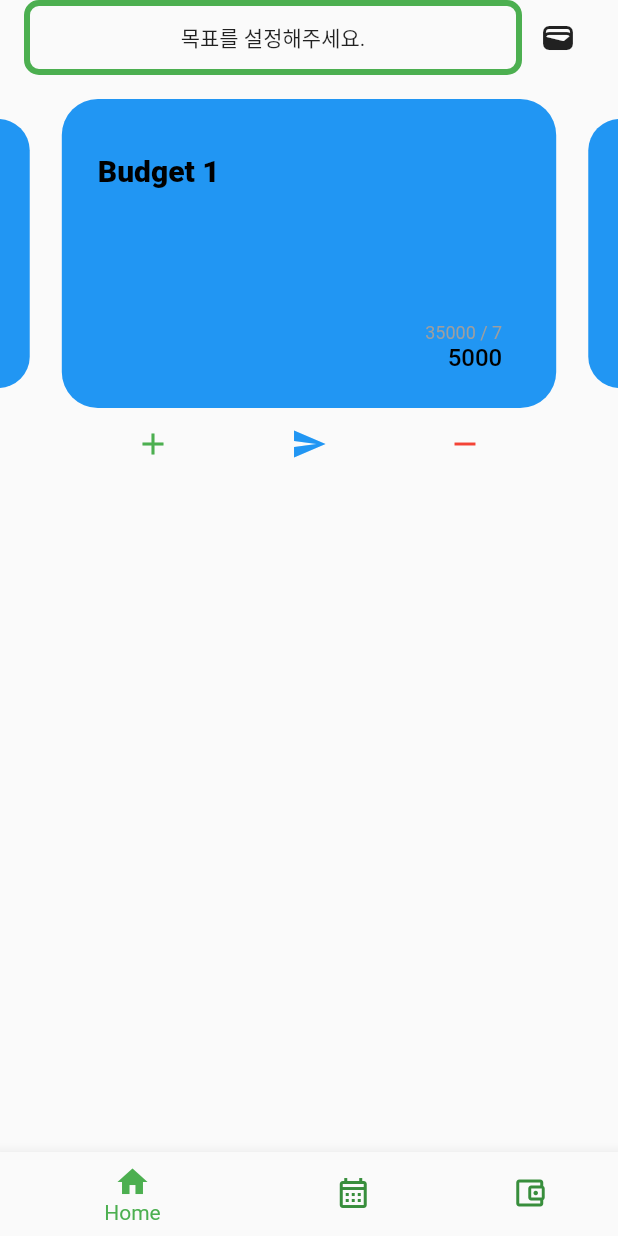
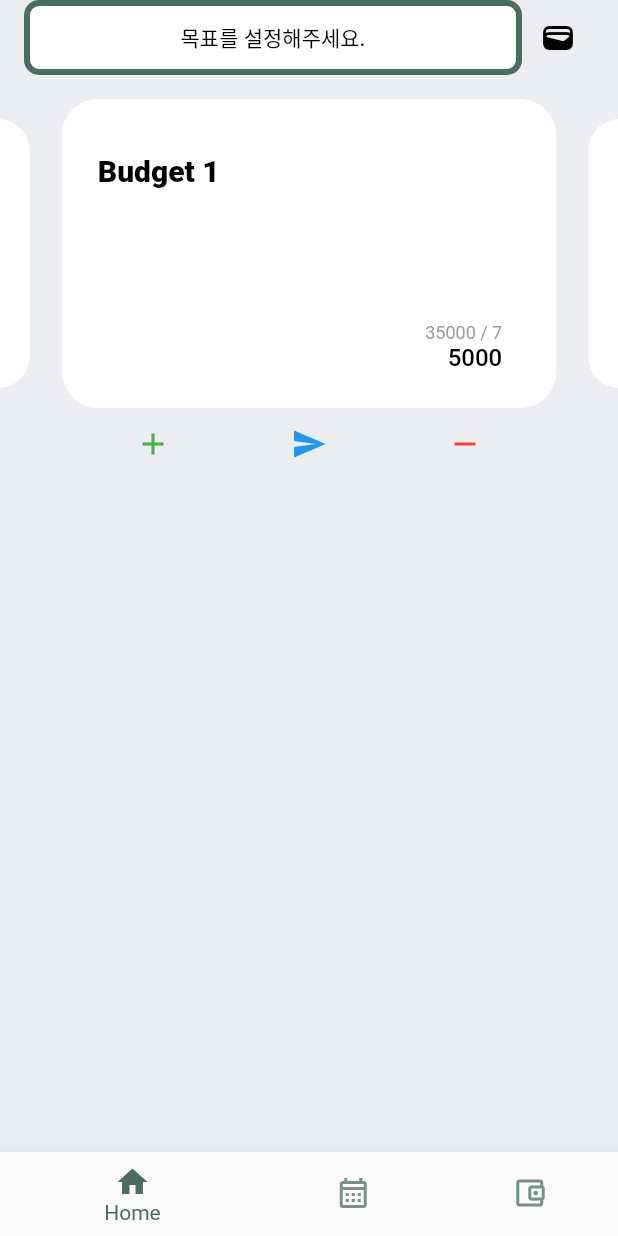
Before and after one commit to rookedsysc/pocket-lab, a Flutter app: the screen it shows after launch, on a phone screen of 412 x 824 dp. Run offline on Flutter 3.47's test engine with Material 2 defaults, Android fonts, the phone set to English and light mode, and no system bars; drawn by our look-alikes of carousel_slider; our stand-ins replace flutter_riverpod, go_router, isar, modal_bottom_sheet, table_calendar; missing offline and left inert: dart:ffi; accounts and stored records are empty; generated files the repository leaves out were written again.

Commit message:
feat : Theme Data 추가 및 적용(#10)

```diff
--- a/lib/calendar/component/month_header.dart
+++ b/lib/calendar/component/month_header.dart
@@ -16,9 +16,13 @@ class MonthHeader extends StatelessWidget {
               Text(
                 '지출 : 50000',
                 textAlign: TextAlign.start,
+                style: Theme.of(context).textTheme.bodyText1,
               ),
               Text(
-                '수입 : 40000', textAlign: TextAlign.start,),
+                '수입 : 40000',
+                textAlign: TextAlign.start,
+                style: Theme.of(context).textTheme.bodyText1,
+              ),
             ],
           ),
         ),
--- a/lib/calendar/component/month_pickcer.dart
+++ b/lib/calendar/component/month_pickcer.dart
@@ -99,7 +99,7 @@ class _MonthPickerState extends ConsumerState<MonthPicker>
     initRiverpod();
 
     return Material(
-      color: Theme.of(context).cardColor,
+      color: Theme.of(context).scaffoldBackgroundColor,
       child: Column(
         children: [
           Row(
--- a/lib/calendar/component/week_header.dart
+++ b/lib/calendar/component/week_header.dart
@@ -15,14 +15,14 @@ class WeekHeader extends StatelessWidget {
         width: 125.0,
         decoration: BoxDecoration(
           borderRadius: BorderRadius.circular(10.0),
-          color: Color.fromARGB(255, 32, 251, 145)
+          color: Theme.of(context).cardColor
         ),
 
         child: Column(
           mainAxisAlignment: MainAxisAlignment.spaceBetween,
           children: [
           Text(_indexToWeek(),
-            style: TextStyle(
+            style: Theme.of(context).textTheme.bodyText1!.copyWith(
               fontWeight: FontWeight.bold,
             ),
           ),
--- a/lib/common/view/root_tab.dart
+++ b/lib/common/view/root_tab.dart
@@ -74,8 +74,8 @@ class _RootTabState extends ConsumerState<RootTab> with SingleTickerProviderStat
         currentIndex: index,
 
         //: 탭 색상
-        selectedItemColor: Colors.green,
-        unselectedItemColor: Colors.green[700],
+        selectedItemColor: Theme.of(context).primaryColor,
+        unselectedItemColor: Theme.of(context).primaryColorLight,
       );
 
   Widget _tabBarView() {
--- a/lib/goal/component/goal_header.dart
+++ b/lib/goal/component/goal_header.dart
@@ -16,14 +16,14 @@ class GoalHeader extends ConsumerStatefulWidget {
 }
 
 class _GoalHeaderState extends ConsumerState<GoalHeader> {
-
   @override
   Widget build(BuildContext context) {
     final goals = ref.watch(goalsProvider);
 
-    return SafeArea(top: true,
-
-    child: goals.length == 0 ? GestureDetector(
+    return SafeArea(
+        top: true,
+        child: goals.length == 0
+            ? GestureDetector(
                 onTap: () => showCupertinoModalBottomSheet(
                     context: context,
                     builder: (_) {
@@ -33,23 +33,29 @@ class _GoalHeaderState extends ConsumerState<GoalHeader> {
                   height: 50,
                   decoration: BoxDecoration(
                     //: 테두리
-          border: Border.all(color: Colors.green, width: 4),
+                    border: Border.all(
+                        color: Theme.of(context).primaryColor, width: 4),
                     borderRadius: BorderRadius.circular(10),
+                    color: Theme.of(context).cardColor,
                   ),
                   child: Row(
                     mainAxisAlignment: MainAxisAlignment.spaceEvenly,
                     children: [
-            Text("목표를 설정해주세요."),
+                      Text(
+                        "목표를 설정해주세요.",
+                        style: Theme.of(context).textTheme.bodyText1,
+                      ),
                     ],
                   ),
                 ),
-    ) : ListView.builder(itemBuilder: ((context, index) => GestureDetector(
+              )
+            : ListView.builder(
+                itemBuilder: ((context, index) => GestureDetector(
                       onTap: () => showCupertinoModalBottomSheet(
                           context: context,
                           builder: (context) {
                             return GoalScreen();
                           }),
-
                       child: Container(
                         height: 50,
                         decoration: BoxDecoration(
@@ -66,8 +72,8 @@ class _GoalHeaderState extends ConsumerState<GoalHeader> {
                           ],
                         ),
                       ),
-      )), itemCount: goals.length, shrinkWrap: true)
-    );
-
+                    )),
+                itemCount: goals.length,
+                shrinkWrap: true));
   }
 }
--- a/lib/home/component/budget_card.dart
+++ b/lib/home/component/budget_card.dart
@@ -22,7 +22,7 @@ class BudgetCard extends StatelessWidget {
       padding: const EdgeInsets.only(
           right: 36.0, left: 24.0, top: 36.0, bottom: 24.0),
       decoration: BoxDecoration(
-        color: Colors.blue,
+        color: Theme.of(context).cardColor,
         borderRadius: BorderRadius.circular(24.0),
       ),
       child: Column(
@@ -31,10 +31,10 @@ class BudgetCard extends StatelessWidget {
           //: budget 이름
           Text(
             name,
-            style: const TextStyle(
-                color: Colors.black,
+            style: Theme.of(context).textTheme.bodyText1!.copyWith(
                 fontSize: 20.0,
-                fontWeight: FontWeight.w900),
+                fontWeight: FontWeight.w900
+            ),
             textAlign: TextAlign.left,
           ),
           //: budget 주기
@@ -54,10 +54,10 @@ class BudgetCard extends StatelessWidget {
                 //: budget 금액
                 Text(
                   amount.toString(),
-                  style: const TextStyle(
-                      color: Colors.black,
+                  style: Theme.of(context).textTheme.bodyText1!.copyWith(
                       fontSize: 16.0,
-                      fontWeight: FontWeight.w500),
+                      fontWeight: FontWeight.w500
+                  ),
                   textAlign: TextAlign.end,
                 ),
               ],
--- a/lib/main.dart
+++ b/lib/main.dart
@@ -17,12 +17,50 @@ class MyApp extends StatelessWidget {
   @override
   Widget build(BuildContext context) {
     return MaterialApp.router(
-      theme: ThemeData(
-        primarySwatch: Colors.blue,
-      ),
+      theme: _theme,
+      darkTheme: _darkTheme,
       routerConfig: _router,
+      themeMode: ThemeMode.system,
     );
   }
+
+  final ThemeData _theme = ThemeData(
+    scaffoldBackgroundColor: const Color.fromRGBO(236, 237, 240, 1),
+    bottomAppBarColor: const Color.fromRGBO(236, 237, 240, 1),
+
+    iconTheme: const IconThemeData(color: Colors.black),
+
+    //# 메인 색상
+    primaryColor: const Color.fromRGBO(74, 110, 94, 1),
+    primaryColorLight: const Color.fromRGBO(74, 110, 94, 0.75),
+
+    //# 텍스트 색상
+    textTheme: const TextTheme(
+      //: 보통 글귀
+      bodyText1: TextStyle(color: Colors.black),
+    ),
+
+    cardColor: Colors.white
+  );
+
+  final ThemeData _darkTheme = ThemeData(
+    scaffoldBackgroundColor: const Color.fromRGBO(30, 30, 30, 1),
+    bottomAppBarColor: const Color.fromRGBO(30, 30, 30, 1),
+
+    iconTheme: const IconThemeData(color: Colors.white),
+
+    //# 메인 색상
+    primaryColor: const Color.fromRGBO(74, 110, 94, 1),
+    primaryColorLight: const Color.fromRGBO(74, 110, 94, 0.75),
+
+    //# 텍스트 색상
+    textTheme: const TextTheme(
+      //: 보통 글귀
+      bodyText1: TextStyle(color: Colors.white),
+    ),
+
+    cardColor: Colors.black,
+  );
 
   //# GoRouter Route
   final _router = GoRouter(
--- a/pubspec.yaml
+++ b/pubspec.yaml
@@ -72,6 +72,7 @@ flutter:
   # the material Icons class.
   uses-material-design: true
 
+
   # To add assets to your application, add an assets section, like this:
   # assets:
   #   - images/a_dot_burr.jpeg
```
Also changed, not shown: lib/calendar/component/calendar.dart (+7 -5 lines), 197 other files. Lines whose indentation alone changed are shown as unchanged.
